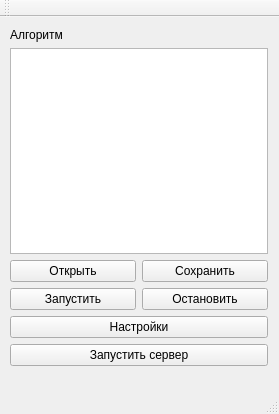
Before: the Qt Designer form mainwindow.ui in Ryadovoy7/URTKControlQT, drawn with Qt 5.
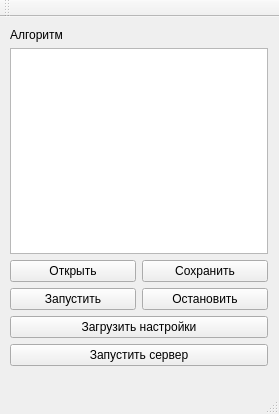
After: the same form once the commit is applied.

The edit to the form file:
```diff
--- a/mainwindow.ui
+++ b/mainwindow.ui
@@ -10,6 +10,30 @@
     <height>414</height>
    </rect>
   </property>
+  <property name="sizePolicy">
+   <sizepolicy hsizetype="Fixed" vsizetype="Fixed">
+    <horstretch>0</horstretch>
+    <verstretch>0</verstretch>
+   </sizepolicy>
+  </property>
+  <property name="minimumSize">
+   <size>
+    <width>279</width>
+    <height>414</height>
+   </size>
+  </property>
+  <property name="maximumSize">
+   <size>
+    <width>279</width>
+    <height>414</height>
+   </size>
+  </property>
+  <property name="baseSize">
+   <size>
+    <width>279</width>
+    <height>414</height>
+   </size>
+  </property>
   <property name="windowTitle">
    <string>URTKControl</string>
   </property>
@@ -93,7 +117,7 @@
        <item>
         <widget class="QPushButton" name="settingButton">
          <property name="text">
-          <string>Настройки</string>
+          <string>Загрузить настройки</string>
          </property>
         </widget>
        </item>
```
